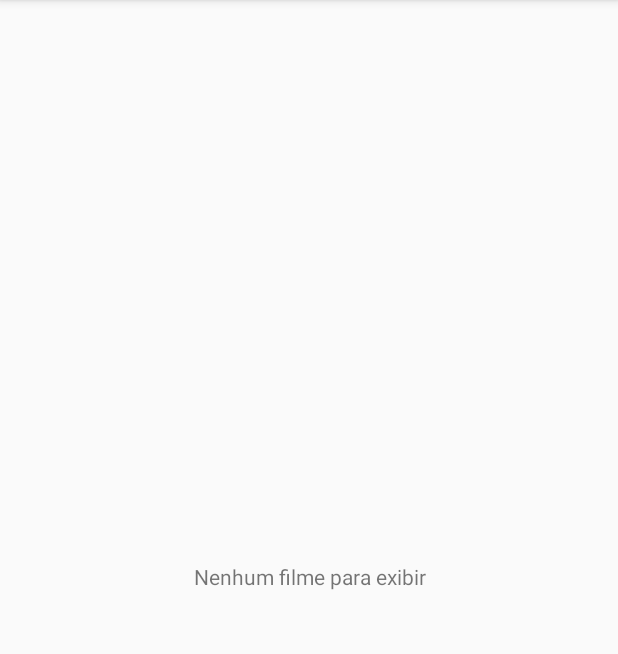
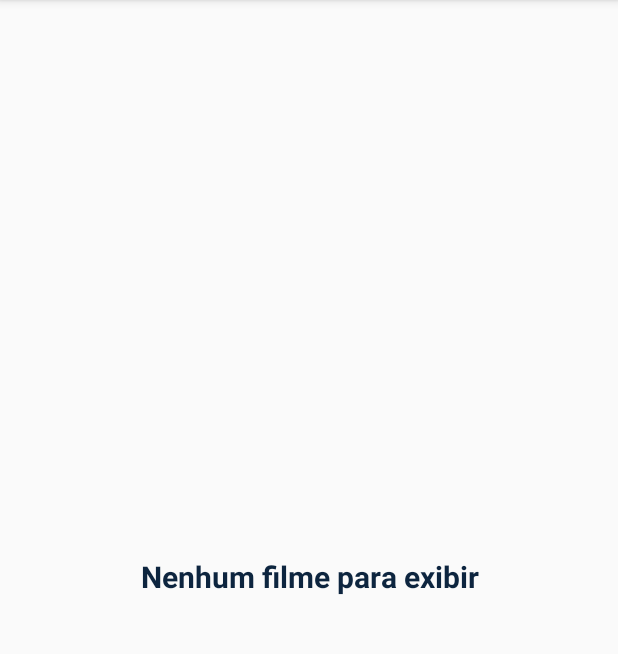
Before and after one commit to julianruizdiaz/movie-list-and-details, an Android app: the screen it shows after launch (MovieListActivity), on a phone screen of 412 x 824 dp, the part 84-738 px from its top. Run offline under Robolectric (Android 15) with nearby library versions, the phone set to English and light mode, and no system bars; our stand-ins replace data binding.

```diff
--- a/app/src/main/java/br/com/julian/movieapp/repository/MovieRepository.java
+++ b/app/src/main/java/br/com/julian/movieapp/repository/MovieRepository.java
@@ -2,6 +2,8 @@ package br.com.julian.movieapp.repository;
 
 import androidx.lifecycle.LiveData;
 import androidx.lifecycle.MutableLiveData;
+
+import org.jetbrains.annotations.NotNull;
 
 import br.com.julian.movieapp.BuildConfig;
 import br.com.julian.movieapp.models.MovieModel;
@@ -25,12 +27,12 @@ public class MovieRepository {
 
         call.enqueue(new Callback<ResponseModel<MovieModel>>() {
             @Override
-            public void onResponse(Call<ResponseModel<MovieModel>> call, Response<ResponseModel<MovieModel>> response) {
+            public void onResponse(@NotNull Call<ResponseModel<MovieModel>> call, @NotNull Response<ResponseModel<MovieModel>> response) {
                 responseData.postValue(response.body());
             }
 
             @Override
-            public void onFailure(Call<ResponseModel<MovieModel>> call, Throwable t) {
+            public void onFailure(@NotNull Call<ResponseModel<MovieModel>> call, @NotNull Throwable t) {
                 responseData.postValue(null);
             }
         });
--- a/app/src/main/java/br/com/julian/movieapp/ui/movieDetails/MovieDetailsActivity.java
+++ b/app/src/main/java/br/com/julian/movieapp/ui/movieDetails/MovieDetailsActivity.java
@@ -14,8 +14,6 @@ import br.com.julian.movieapp.models.MovieModel;
 public class MovieDetailsActivity extends AppCompatActivity {
     private static final String MOVIE_MODEL_BUNDLE_KEY = "movie_model";
 
-    private MovieDetailsViewModel mMovieDetailsViewModel;
-
     @Override
     protected void onCreate(Bundle savedInstanceState) {
         super.onCreate(savedInstanceState);
@@ -23,15 +21,13 @@ public class MovieDetailsActivity extends AppCompatActivity {
         setContentView(binding.getRoot());
         binding.setLifecycleOwner(this);
 
-        mMovieDetailsViewModel = new ViewModelProvider(this).get(MovieDetailsViewModel.class);
+        MovieDetailsViewModel mMovieDetailsViewModel = new ViewModelProvider(this).get(MovieDetailsViewModel.class);
         binding.setViewModel(mMovieDetailsViewModel);
 
         Bundle extras = getIntent().getExtras();
         if (extras != null) {
             MovieModel movieModel = extras.getParcelable(MOVIE_MODEL_BUNDLE_KEY);
             mMovieDetailsViewModel.init(movieModel);
-        } else {
-            //TODO show error loading details
         }
 
         configureActionBar();
--- a/app/src/main/java/br/com/julian/movieapp/ui/movieList/MovieListActivity.java
+++ b/app/src/main/java/br/com/julian/movieapp/ui/movieList/MovieListActivity.java
@@ -9,6 +9,7 @@ import androidx.lifecycle.ViewModelProvider;
 import androidx.recyclerview.widget.LinearLayoutManager;
 import androidx.recyclerview.widget.RecyclerView;
 
+import br.com.julian.movieapp.R;
 import br.com.julian.movieapp.databinding.ActivityMovieListBinding;
 import br.com.julian.movieapp.ui.movieDetails.MovieDetailsActivity;
 
@@ -16,18 +17,18 @@ public class MovieListActivity extends AppCompatActivity {
 
     private MovieListViewModel mMovieListViewModel;
     private RecyclerView mRecyclerViewMovieList;
-    private ActivityMovieListBinding binding;
+    private ActivityMovieListBinding mBinding;
 
     @Override
     protected void onCreate(Bundle savedInstanceState) {
         super.onCreate(savedInstanceState);
-        binding = ActivityMovieListBinding.inflate(getLayoutInflater());
-        setContentView(binding.getRoot());
-        binding.setLifecycleOwner(this);
+        mBinding = ActivityMovieListBinding.inflate(getLayoutInflater());
+        setContentView(mBinding.getRoot());
+        mBinding.setLifecycleOwner(this);
 
         mMovieListViewModel = new ViewModelProvider(this).get(MovieListViewModel.class);
 
-        configureRecyclerView(binding);
+        configureRecyclerView(mBinding);
         addObservers();
     }
 
@@ -47,7 +48,9 @@ public class MovieListActivity extends AppCompatActivity {
         mMovieListViewModel.getListName().observe(this, listName -> {
             if (getSupportActionBar() != null) {
                 if (listName != null) {
-                    getSupportActionBar().setSubtitle(listName);
+                    getSupportActionBar().setSubtitle(
+                            this.getString(R.string.text_subtitle_list_name, listName)
+                    );
                 }
             }
         });
@@ -60,11 +63,11 @@ public class MovieListActivity extends AppCompatActivity {
 
     private void showRecyclerView(Boolean show) {
         if (show) {
-            binding.recyclerViewMovieList.setVisibility(View.VISIBLE);
-            binding.emptyListView.setVisibility(View.GONE);
+            mBinding.recyclerViewMovieList.setVisibility(View.VISIBLE);
+            mBinding.emptyListView.setVisibility(View.GONE);
         } else {
-            binding.recyclerViewMovieList.setVisibility(View.GONE);
-            binding.emptyListView.setVisibility(View.VISIBLE);
+            mBinding.recyclerViewMovieList.setVisibility(View.GONE);
+            mBinding.emptyListView.setVisibility(View.VISIBLE);
         }
     }
 
--- a/app/src/main/java/br/com/julian/movieapp/ui/movieList/MovieListViewModel.java
+++ b/app/src/main/java/br/com/julian/movieapp/ui/movieList/MovieListViewModel.java
@@ -37,17 +37,17 @@ public class MovieListViewModel extends ViewModel {
     public MovieListViewModel() {
         MovieRepository movieRepository = new MovieRepository();
 
-        mApiResponse.addSource(movieRepository.apiGetMovieList(), movieModelResponseModel -> {
-            if (movieModelResponseModel != null) {
-                mMovieList.postValue(movieModelResponseModel.getItems());
-                mListName.postValue(movieModelResponseModel.getListName());
+        mApiResponse.addSource(movieRepository.apiGetMovieList(), responseModel -> {
+            if (responseModel != null) {
+                mMovieList.postValue(responseModel.getItems());
+                mListName.postValue(responseModel.getListName());
             } else {
                 mMovieList.postValue(null);
             }
         });
     }
 
-    public void onItemClick(MovieModel movieModel) {
+    public void viewMovieDetails(MovieModel movieModel) {
         mViewMovieDetails.postValue(movieModel);
     }
 }
--- a/app/src/main/res/layout/activity_movie_details.xml
+++ b/app/src/main/res/layout/activity_movie_details.xml
@@ -81,9 +81,7 @@
                         app:layout_constraintTop_toBottomOf="@+id/text_view_movie_details_release_date"
                         app:overviewFormat="@{viewModel.movieModel.overview}"
                         tools:text="Overview" />
-
                 </androidx.constraintlayout.widget.ConstraintLayout>
-
             </androidx.cardview.widget.CardView>
         </LinearLayout>
     </ScrollView>
--- a/app/src/main/res/layout/activity_movie_list.xml
+++ b/app/src/main/res/layout/activity_movie_list.xml
@@ -17,6 +17,7 @@
 
         <TextView
             android:id="@+id/empty_list_view"
+            style="@style/movie_title_style"
             android:layout_width="match_parent"
             android:layout_height="wrap_content"
             android:layout_margin="@dimen/default_margin"
@@ -27,6 +28,5 @@
             app:layout_constraintEnd_toEndOf="parent"
             app:layout_constraintStart_toStartOf="parent"
             app:layout_constraintTop_toTopOf="parent" />
-
     </androidx.constraintlayout.widget.ConstraintLayout>
 </layout>
--- a/app/src/main/res/layout/item_movie.xml
+++ b/app/src/main/res/layout/item_movie.xml
@@ -19,7 +19,7 @@
         xmlns:tools="http://schemas.android.com/tools"
         android:layout_width="match_parent"
         android:layout_height="wrap_content"
-        android:onClick="@{() -> viewModel.onItemClick(movieModel)}"
+        android:onClick="@{() -> viewModel.viewMovieDetails(movieModel)}"
         app:cardCornerRadius="@dimen/default_card_corner_radius"
         app:cardElevation="@dimen/default_card_corner_radius"
         app:cardUseCompatPadding="true">
--- a/app/src/main/res/values/strings.xml
+++ b/app/src/main/res/values/strings.xml
@@ -1,10 +1,11 @@
 <resources>
     <string name="app_name">Movie App</string>
-    <string name="text_details">Detalhes do filme</string>
+    <string name="text_details">Detalhes do filme (TMDB)</string>
     <string name="text_no_release_date">Sem data de lançamento</string>
     <string name="text_no_movies_to_show">Nenhum filme para exibir</string>
     <string name="text_movie_original_title" formatted="true">(%1$s)</string>
     <string name="text_movie_release_date" formatted="true">Lançamento: %1$s</string>
     <string name="text_movie_overview" formatted="true">Sinopse:\n%1$s</string>
+    <string name="text_subtitle_list_name" formatted="true">%1$s (TMDB)</string>
     <string name="text_movie_votes" formatted="true">Nota %1$.1f (%2$d votos)</string>
 </resources>
```
Also changed, not shown: app/src/main/java/br/com/julian/movieapp/models/MovieModel.java (+0 -8 lines), app/src/main/res/values/dimens.xml (+4 -5 lines), 1 other file.
